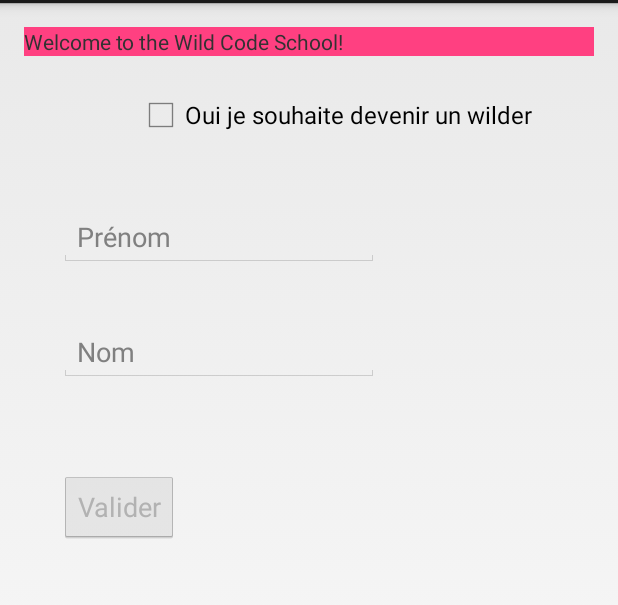
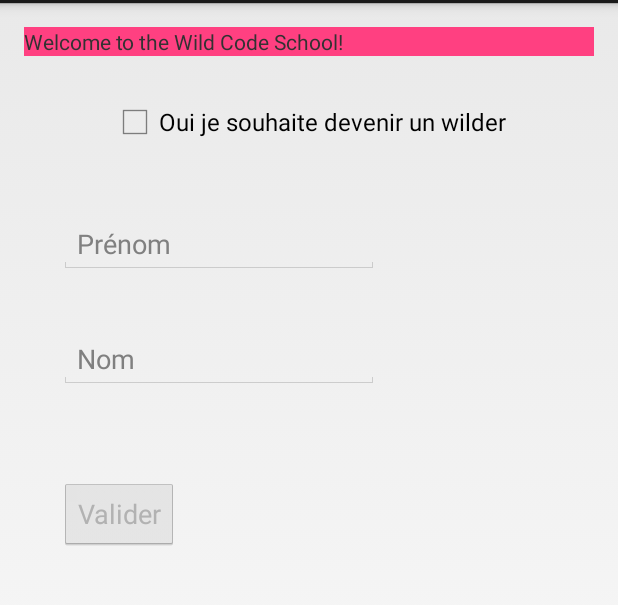
Before and after one commit to RobinYannG/Quete-Simple-UI, an Android app: the screen it shows after launch (MainActivity), on a phone screen of 412 x 824 dp, the part 69-674 px from its top. Run offline under Robolectric (Android 15) with nearby library versions, the phone set to English and light mode, and no system bars.

```diff
--- a/app/src/main/res/layout/activity_main.xml
+++ b/app/src/main/res/layout/activity_main.xml
@@ -16,18 +16,6 @@
         android:text="@string/TextView1"
         android:background="@color/colorAccent"
         android:id="@+id/textView" />
-
-    <CheckBox
-        android:text="@string/CheckBox"
-        android:layout_width="wrap_content"
-        android:layout_height="wrap_content"
-        android:layout_below="@+id/textView"
-        android:layout_alignParentLeft="true"
-        android:layout_alignParentStart="true"
-        android:layout_marginLeft="75dp"
-        android:layout_marginStart="75dp"
-        android:layout_marginTop="23dp"
-        android:id="@+id/checkBox" />
 
     <EditText
         android:layout_width="wrap_content"
@@ -73,5 +61,14 @@
         android:layout_marginTop="51dp"
         android:id="@+id/textView2" />
 
+    <CheckBox
+        android:text="@string/CheckBox"
+        android:layout_width="wrap_content"
+        android:layout_height="wrap_content"
+        android:layout_marginTop="28dp"
+        android:id="@+id/checkBox"
+        android:layout_below="@+id/textView"
+        android:layout_centerHorizontal="true" />
+
 
 </RelativeLayout>
--- a/app/src/main/res/values/strings.xml
+++ b/app/src/main/res/values/strings.xml
@@ -5,5 +5,7 @@
     <string name="enter_surname">Prénom</string>
     <string name="enter_name">Nom</string>
     <string name="Button">Valider</string>
+    <string name="Toast">Tu dois renseigner le nom et le prénom !</string>
+    <string name="Felicitation">Félicitations </string>
 
 </resources>
```
Also changed, not shown: app/src/main/java/fr/wcs/quetesimpleui/MainActivity.java (+8 -12 lines).
